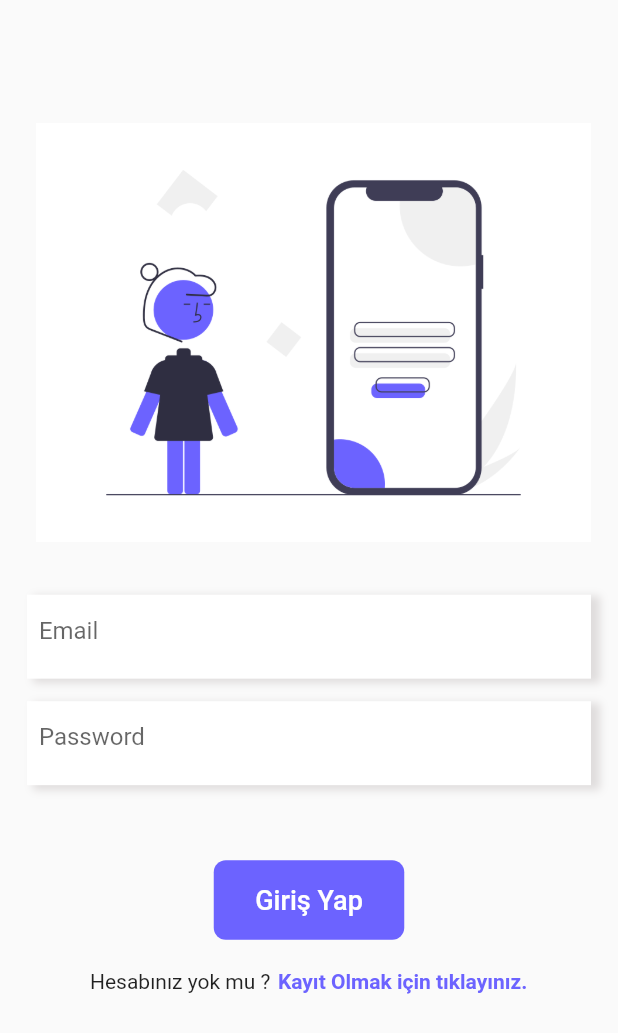
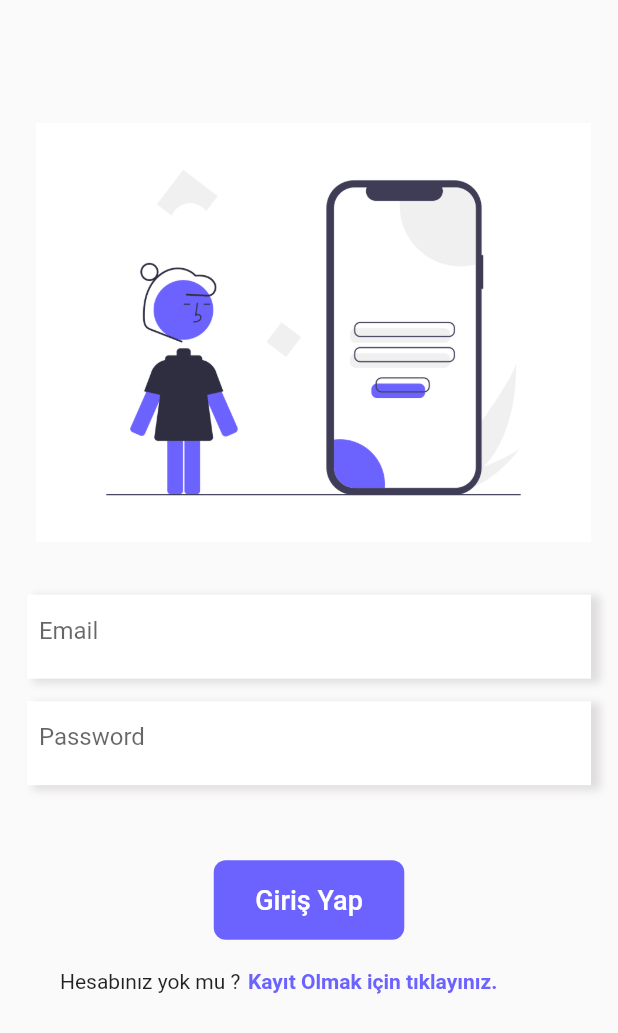
Before and after one commit to Blackterm/CAFirebaseCity, a Flutter app: the screen it shows after launch, on a phone screen of 412 x 824 dp. Shown: the top 1033 px of the screen. Run offline on Flutter 3.47's test engine with Material 2 defaults, Android fonts, the phone set to English and light mode, and no system bars; our stand-ins replace cloud_firestore, firebase_auth, firebase_core, flutter_clean_architecture, lottie; accounts and stored records are empty.

Commit message:
Fixed something

```diff
--- a/lib/App/pages/cityDetail/cityDetail_view.dart
+++ b/lib/App/pages/cityDetail/cityDetail_view.dart
@@ -110,8 +110,8 @@ class _CityDetailViewState
                           Column(
                             children: [
                               Container(
-                                width: 390,
-                                height: 250,
+                                width: size.width - 30,
+                                height: size.height / 3 - 2,
                                 decoration: BoxDecoration(
                                   image: DecorationImage(
                                     fit: BoxFit.fill,
@@ -132,7 +132,7 @@ class _CityDetailViewState
                                 height: 20,
                               ),
                               Container(
-                                width: 390,
+                                width: size.width - 30,
                                 child: Text(
                                   widget._city.content,
                                   style: TextStyle(fontWeight: FontWeight.w500),
--- a/lib/App/pages/home/home_view.dart
+++ b/lib/App/pages/home/home_view.dart
@@ -57,7 +57,7 @@ class _HomeViewState extends ViewState<HomeView, HomeController> {
                       child: Row(
                         children: [
                           Padding(
-                            padding: const EdgeInsets.only(left: 150),
+                            padding: const EdgeInsets.only(left: 130),
                             child: Text(
                               "Firebase App",
                               style: TextStyle(
--- a/lib/App/pages/login/login_view.dart
+++ b/lib/App/pages/login/login_view.dart
@@ -130,7 +130,7 @@ class _LoginViewState extends ViewState<LoginView, LoginController> {
                   ),
                   Padding(
                     padding: const EdgeInsets.only(
-                      left: 60,
+                      left: 40,
                     ),
                     child: Row(
                       children: [
--- a/lib/main.dart
+++ b/lib/main.dart
@@ -14,7 +14,7 @@ class MyApp extends StatelessWidget {
   @override
   Widget build(BuildContext context) {
     return MaterialApp(
-      title: "Login Page",
+      title: "City Info",
       debugShowCheckedModeBanner: false,
       theme: ThemeData(
         primarySwatch: Colors.blue,
```
